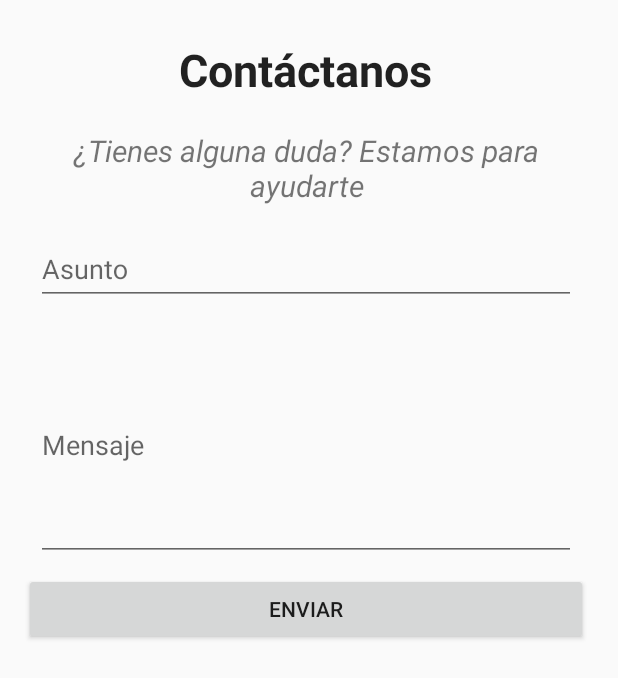
After one commit to figonzal1/amiapp, an Android app: the ContactUsActivity screen opened directly, with no data from a screen before it, on a phone screen of 412 x 824 dp. The commit adds this screen. Shown: the top 678 px of the screen. Run offline under Robolectric (Android 15) with nearby library versions, the phone set to English and light mode, and no system bars.

Commit message:
Añadida versión inicial de ContactUsActivity

```diff
--- a/app/src/main/AndroidManifest.xml
+++ b/app/src/main/AndroidManifest.xml
@@ -15,79 +15,73 @@
     -->
     <uses-permission android:name="android.permission.ACCESS_COARSE_LOCATION" />
     <uses-permission android:name="android.permission.ACCESS_FINE_LOCATION" />
-    <uses-permission android:name="android.permission.VIBRATE"/>
+    <uses-permission android:name="android.permission.VIBRATE" />
 
     <application
+        android:name="android.support.multidex.MultiDexApplication"
         android:allowBackup="true"
-        android:name="android.support.multidex.MultiDexApplication"
         android:icon="@mipmap/ic_launcher"
         android:label="@string/app_name"
         android:supportsRtl="true"
         android:theme="@style/AppTheme">
-
         <activity
             android:name=".SplashActivity"
             android:theme="@style/SplashTheme">
             <intent-filter>
                 <action android:name="android.intent.action.MAIN" />
+
                 <category android:name="android.intent.category.LAUNCHER" />
             </intent-filter>
         </activity>
-
         <activity
             android:name=".MainActivity"
             android:label="@string/app_name"
             android:theme="@style/AppTheme.NoActionBar">
-            <!--<intent-filter>
+
+            <!--
+            <intent-filter>
                 <action android:name="android.intent.action.MAIN" />
 
                 <category android:name="android.intent.category.LAUNCHER" />
-            </intent-filter>-->
+            </intent-filter>
+            -->
         </activity>
         <activity
             android:name=".LoginActivity"
             android:label="@string/title_activity_login"
-            android:theme="@style/AppTheme">
-        </activity>
+            android:theme="@style/AppTheme"></activity>
         <activity
             android:name=".RegisterActivity"
             android:label="@string/titleActivityRegister"
-            android:theme="@style/AppTheme">
-        </activity>
+            android:theme="@style/AppTheme"></activity>
         <activity
             android:name=".RestorePassActivity"
             android:label="@string/titleActivityRestorePass"
-            android:theme="@style/AppTheme">
-        </activity>
+            android:theme="@style/AppTheme"></activity>
         <activity
             android:name=".EditProfileActivity"
             android:label="@string/titleActivityEditProfile"
-            android:theme="@style/AppTheme">
-        </activity>
+            android:theme="@style/AppTheme"></activity>
         <activity
             android:name=".AfterLoginActivity"
             android:label="@string/titleActivityAfterLogin"
-            android:theme="@style/AppTheme">
-        </activity>
-        <meta-data android:name="com.google.android.geo.API_KEY"
-                   android:value="AIzaSyBqz3kiAPD6gFdPjo71dAHIEnx0VUnqEmg" />
+            android:theme="@style/AppTheme"></activity>
+
+        <meta-data
+            android:name="com.google.android.geo.API_KEY"
+            android:value="AIzaSyBqz3kiAPD6gFdPjo71dAHIEnx0VUnqEmg" />
 
         <activity
             android:name=".MapsActivity"
             android:label="@string/titleActivityExploreOffers"
-            android:theme="@style/AppTheme">
-        </activity>
-
+            android:theme="@style/AppTheme"></activity>
         <activity
             android:name=".Need.NeedActivity"
             android:label="@string/titleActivityExploreOffers"
-            android:theme="@style/AppTheme">
-        </activity>
-
+            android:theme="@style/AppTheme"></activity>
         <activity android:name=".Category.CategoryView" />
         <activity android:name=".Offer.OfferView" />
-        <activity android:name=".Need.NeedOffersList"/>
-
+        <activity android:name=".Need.NeedOffersList" />
         <activity
             android:name=".ReservationsOffers.MyReservationsOffersActivity"
             android:label="@string/title_activity_my_reservations"
@@ -97,6 +91,7 @@
                 android:name="android.support.PARENT_ACTIVITY"
                 android:value="techwork.ami.MainActivity" />
         </activity>
+        <activity android:name=".ContactUsActivity"></activity>
     </application>
 
 </manifest>
--- /dev/null
+++ b/app/src/main/java/techwork/ami/ContactUsActivity.java
@@ -0,0 +1,13 @@
+package techwork.ami;
+
+import android.support.v7.app.AppCompatActivity;
+import android.os.Bundle;
+
+public class ContactUsActivity extends AppCompatActivity {
+
+    @Override
+    protected void onCreate(Bundle savedInstanceState) {
+        super.onCreate(savedInstanceState);
+        setContentView(R.layout.activity_contact_us);
+    }
+}
--- a/app/src/main/java/techwork/ami/MainActivity.java
+++ b/app/src/main/java/techwork/ami/MainActivity.java
@@ -204,7 +204,8 @@ public class MainActivity extends AppCompatActivity
             Intent iEditProfile = new Intent(MainActivity.this, EditProfileActivity.class);
             startActivity(iEditProfile);
         } else if (id == R.id.nav_contact_us) {
-
+            Intent iContactUs = new Intent(MainActivity.this, ContactUsActivity.class);
+            startActivity(iContactUs);
         } else if (id == R.id.nav_logout) {
             logout();
             Intent iLogin = new Intent(MainActivity.this, LoginActivity.class);
--- /dev/null
+++ b/app/src/main/res/layout/activity_contact_us.xml
@@ -0,0 +1,98 @@
+<?xml version="1.0" encoding="utf-8"?>
+<android.support.design.widget.CoordinatorLayout
+    xmlns:android="http://schemas.android.com/apk/res/android"
+    xmlns:tools="http://schemas.android.com/tools"
+    android:id="@+id/coordinatorLayout"
+    android:layout_width="match_parent"
+    android:layout_height="match_parent"
+    tools:context="techwork.ami.ContactUsActivity">
+
+    <ScrollView
+        android:id="@+id/contactUs_form"
+        android:layout_width="match_parent"
+        android:layout_height="match_parent"
+        android:scrollbarStyle="outsideInset"
+        android:paddingBottom="@dimen/activity_vertical_margin"
+        android:paddingTop="@dimen/activity_vertical_margin">
+
+        <LinearLayout
+            android:orientation="vertical"
+            android:layout_width="match_parent"
+            android:layout_height="wrap_content"
+            android:focusableInTouchMode="true"
+            android:paddingLeft="@dimen/activity_horizontal_margin"
+            android:paddingRight="@dimen/activity_horizontal_margin">
+
+            <TextView
+                android:layout_width="wrap_content"
+                android:layout_height="wrap_content"
+                android:textAppearance="?android:attr/textAppearanceLarge"
+                android:textStyle="bold"
+                android:textSize="30sp"
+                android:text="@string/contactUsTitle"
+                android:id="@+id/CU_textViewWelcome"
+                android:layout_gravity="center_horizontal"
+                android:gravity="center"
+                android:paddingTop="10dp"
+                android:paddingBottom="10dp"/>
+
+            <TextView
+                android:layout_width="wrap_content"
+                android:layout_height="wrap_content"
+                android:textStyle="italic"
+                android:textSize="20sp"
+                android:text="@string/contactUsLeyend"
+                android:id="@+id/CU_textViewTitle"
+                android:layout_gravity="center_horizontal"
+                android:layout_margin="10dp"
+                android:gravity="center"/>
+
+            <android.support.design.widget.TextInputLayout
+                android:layout_width="match_parent"
+                android:layout_height="wrap_content">
+
+                <android.support.design.widget.TextInputEditText
+                    android:layout_width="match_parent"
+                    android:layout_height="wrap_content"
+                    android:hint="@string/contactUsSubject"
+                    android:inputType="text"
+                    android:ems="10"
+                    android:id="@+id/CU_editTextName"
+                    android:layout_marginLeft="8dp"
+                    android:layout_marginRight="8dp"
+                    android:layout_marginBottom="8dp"
+                    android:layout_marginTop="0dp"
+                    android:imeOptions="flagNoExtractUi"/>
+
+            </android.support.design.widget.TextInputLayout>
+
+            <android.support.design.widget.TextInputLayout
+                android:layout_width="match_parent"
+                android:layout_height="wrap_content">
+
+                <android.support.design.widget.TextInputEditText
+                    android:layout_width="match_parent"
+                    android:layout_height="wrap_content"
+                    android:hint="@string/contactUsMessage"
+                    android:ems="10"
+                    android:id="@+id/CU_editTextMessage"
+                    android:layout_marginLeft="8dp"
+                    android:layout_marginRight="8dp"
+                    android:layout_marginBottom="8dp"
+                    android:layout_marginTop="0dp"
+                    android:lines="6"
+                    android:maxLines="10"
+                    android:imeOptions="flagNoExtractUi"/>
+
+            </android.support.design.widget.TextInputLayout>
+
+            <Button
+                android:layout_width="match_parent"
+                android:layout_height="wrap_content"
+                android:text="@string/contactUsButton"
+                android:id="@+id/CU_buttonSave"
+                android:layout_gravity="center_horizontal"/>
+
+        </LinearLayout>
+    </ScrollView>
+</android.support.design.widget.CoordinatorLayout>
--- a/app/src/main/res/layout/activity_edit_profile.xml
+++ b/app/src/main/res/layout/activity_edit_profile.xml
@@ -30,7 +30,7 @@
                 android:textStyle="bold"
                 android:textSize="30sp"
                 android:text="@string/editProfileTitle"
-                android:id="@+id/textViewWelcome"
+                android:id="@+id/EP_textViewWelcome"
                 android:layout_gravity="center_horizontal"
                 android:gravity="center"
                 android:paddingTop="10dp"
--- a/app/src/main/res/values/strings.xml
+++ b/app/src/main/res/values/strings.xml
@@ -135,4 +135,12 @@
     <string name="MA_storeFormatPlural">En este local existen %s ofertas disponibles.</string>
     <string name="MA_go">Ver</string>
 
+    <!-- Contact Us Strings -->
+    <string name="titleActivityContactUs">Contáctanos</string>
+    <string name="contactUsTitle">Contáctanos</string>
+    <string name="contactUsLeyend">¿Tienes alguna duda? Estamos para ayudarte</string>
+    <string name="contactUsSubject">Asunto</string>
+    <string name="contactUsMessage">Mensaje</string>
+    <string name="contactUsButton">Enviar</string>
+
 </resources>
```
